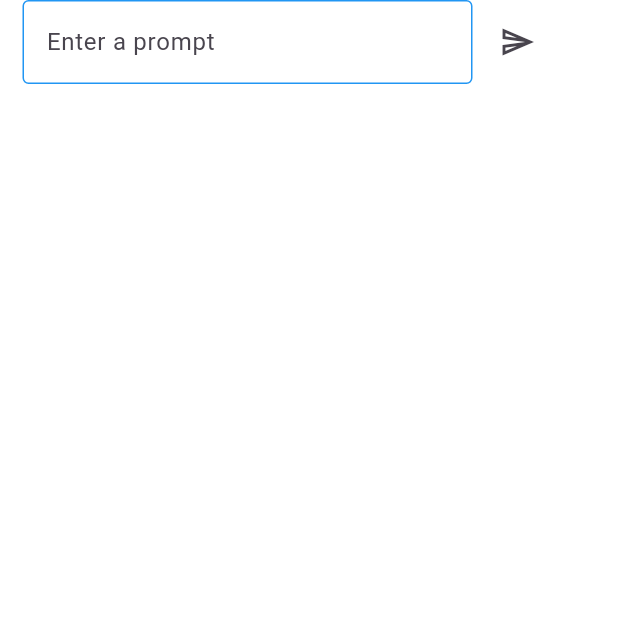
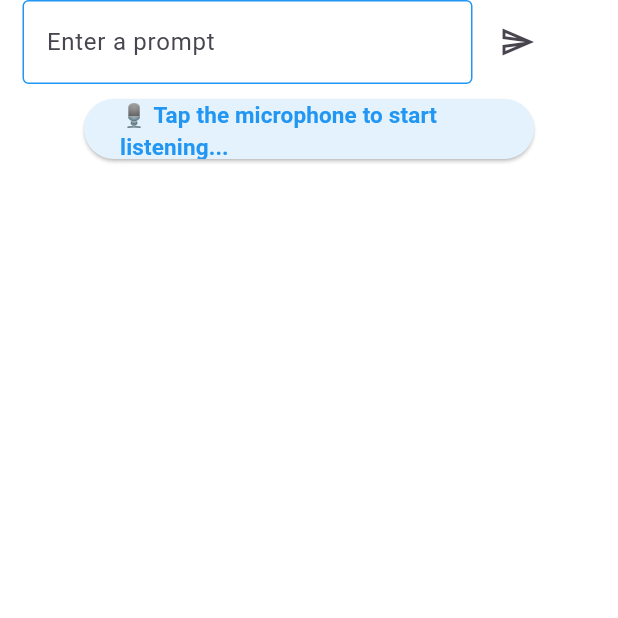
Before and after one commit to Tech-Emcees/test-repo, a Flutter app: the screen it shows after launch, on a phone screen of 412 x 824 dp, the top half of it. Run offline on Flutter 3.47's test engine with Material 3 defaults, Android fonts, the phone set to English and light mode, and no system bars; our stand-ins replace flick_video_player, speech_to_text, video_player.

Commit message:
feat: speech to text conversion

```diff
--- a/lib/main.dart
+++ b/lib/main.dart
@@ -1,6 +1,7 @@
 import 'package:flick_video_player/flick_video_player.dart';
 import 'package:flutter/material.dart';
 import 'package:sih_1/service.dart';
+import 'package:sih_1/speech2text.dart';
 import 'package:video_player/video_player.dart';
 
 void main() {
@@ -108,6 +109,8 @@ class _MyAppState extends State<MyApp> {
                   ),
                 ],
               ),
+              const SizedBox(height: 10,),
+              const Speech2text(),
 
 //------------------------------------------------------------------------------
 
--- /dev/null
+++ b/lib/speech2text.dart
@@ -0,0 +1,70 @@
+import 'package:flutter/material.dart';
+import 'package:speech_to_text/speech_recognition_result.dart';
+import 'package:speech_to_text/speech_to_text.dart';
+
+class Speech2text extends StatefulWidget {
+  const Speech2text({super.key});
+
+  @override
+  State<Speech2text> createState() => _Speech2textState();
+}
+
+class _Speech2textState extends State<Speech2text> {
+  final SpeechToText _speechToText = SpeechToText();
+  bool _speechEnabled = false;
+  String _lastWords = '';
+
+  @override
+  void initState() {
+    super.initState();
+    _initSpeech();
+  }
+
+  void _initSpeech() async {
+  _speechEnabled = await _speechToText.initialize(
+    onError: (error) {
+      ScaffoldMessenger.of(context).showSnackBar(
+        SnackBar(content: Text('Speech recognition not available: ${error.errorMsg}')),
+      );
+    },
+  );
+  setState(() {});
+}
+
+
+  void _startListening() async {
+    await _speechToText.listen(onResult: _onSpeechResult);
+    setState(() {});
+  }
+
+  void _stopListening() async {
+    await _speechToText.stop();
+    setState(() {});
+  }
+
+  void _onSpeechResult(SpeechRecognitionResult result) {
+    setState(() {
+      _lastWords = result.recognizedWords;
+    });
+  }
+
+  @override
+  Widget build(BuildContext context) {
+    return SizedBox(
+      width: 300,
+      height: 40,
+      child: ElevatedButton(
+          onPressed: _speechToText.isNotListening ? _startListening : _stopListening,
+          style: ElevatedButton.styleFrom(backgroundColor: Colors.blue.shade50),
+          child: Text(
+            _speechToText.isListening
+                ? _lastWords
+                : _speechEnabled
+                    ? '🎙️ Tap the microphone to start listening...'
+                    : 'Speech not available',
+            style: const TextStyle(
+                color: Colors.blue, fontSize: 15, fontWeight: FontWeight.bold),
+          )),
+    );
+  }
+}
```
Also changed, not shown: 1 other file.
